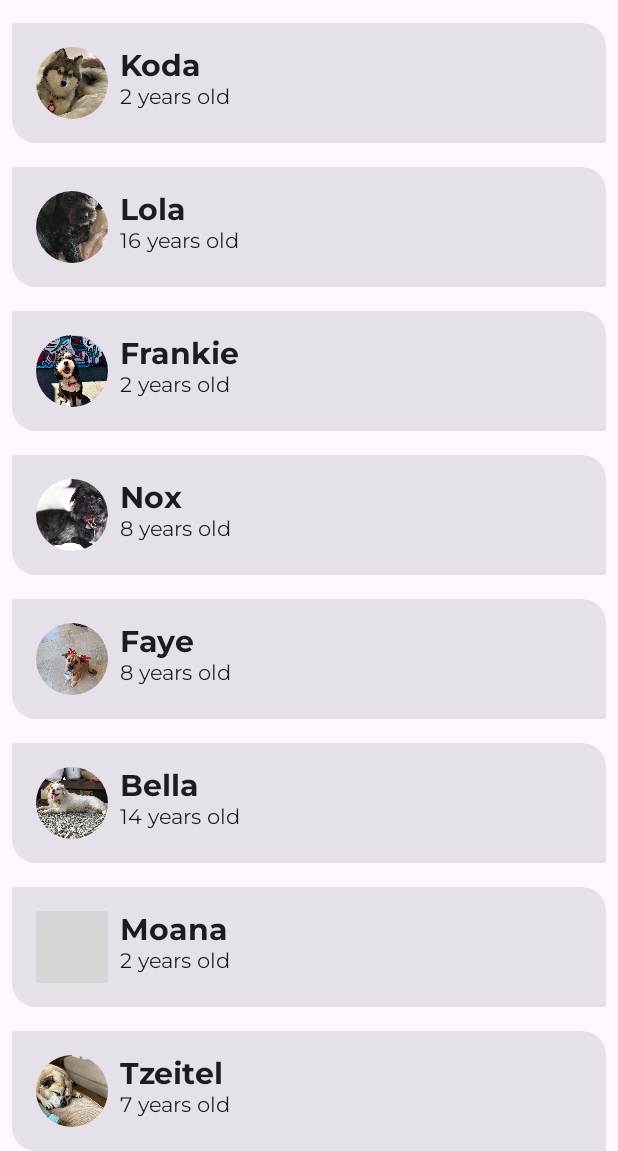
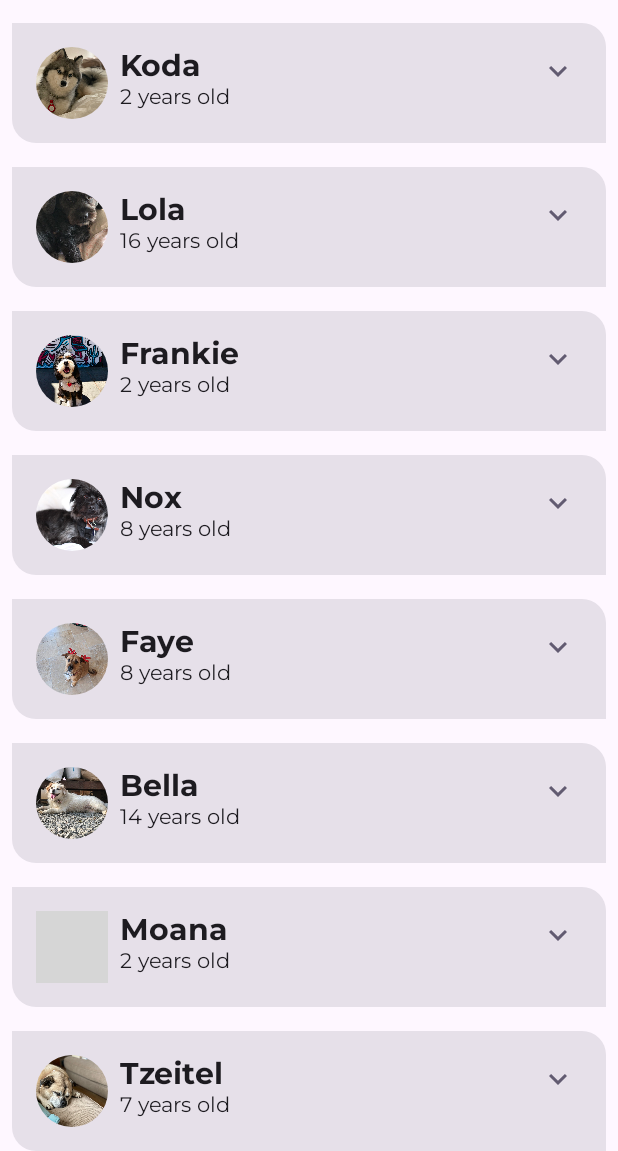
Before and after one commit to suns4tt/woof_app, an Android app built with Jetpack Compose: the screen it shows after launch (MainActivity), on a phone screen of 412 x 824 dp, the part 85-1236 px from its top. Run offline under Robolectric (Android 15) with nearby library versions, the phone set to English and light mode, and no system bars; grey boxes are pictures that could not be loaded.

Commit message:
Выравнивание кнопки раскрытия по правому краю с помощью Spacer

```diff
--- a/app/src/main/java/com/example/woof/MainActivity.kt
+++ b/app/src/main/java/com/example/woof/MainActivity.kt
@@ -54,6 +54,11 @@ import androidx.compose.material3.Icon
 import androidx.compose.material.icons.Icons
 import androidx.compose.material.icons.filled.ExpandLess
 import androidx.compose.material.icons.filled.ExpandMore
+import androidx.compose.runtime.remember
+import androidx.compose.runtime.mutableStateOf
+import androidx.compose.foundation.layout.Spacer
+import androidx.compose.runtime.getValue
+import androidx.compose.runtime.setValue
 
 class MainActivity : ComponentActivity() {
     override fun onCreate(savedInstanceState: Bundle?) {
@@ -100,14 +105,23 @@ fun WoofApp() {
  */
 @Composable
 fun DogItem(dog: Dog, modifier: Modifier = Modifier) {
+    var expanded by remember { mutableStateOf(false) }
+
     Card(modifier = modifier) {
+        Column {
             Row(
                 modifier = Modifier
                     .fillMaxWidth()
-                .padding(dimensionResource(id = R.dimen.padding_small))
+                    .padding(dimensionResource(R.dimen.padding_small))
             ) {
                 DogIcon(dog.imageResourceId)
                 DogInformation(dog.name, dog.age)
+                Spacer(modifier = Modifier.weight(1f))
+                DogItemButton(
+                    expanded = expanded,
+                    onClick = { expanded = !expanded }
+                )
+            }
         }
     }
 }
```
Lines whose indentation alone changed are shown as unchanged.
